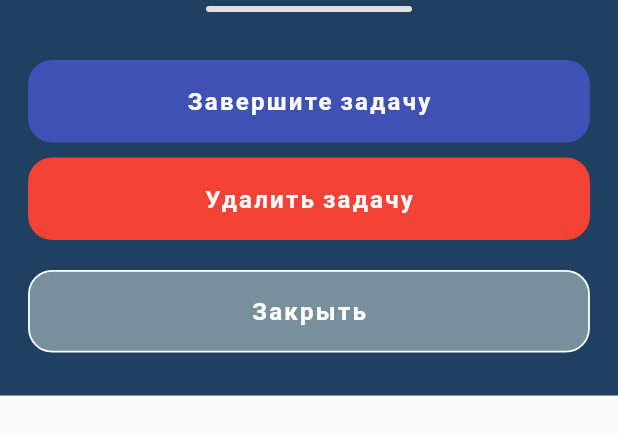
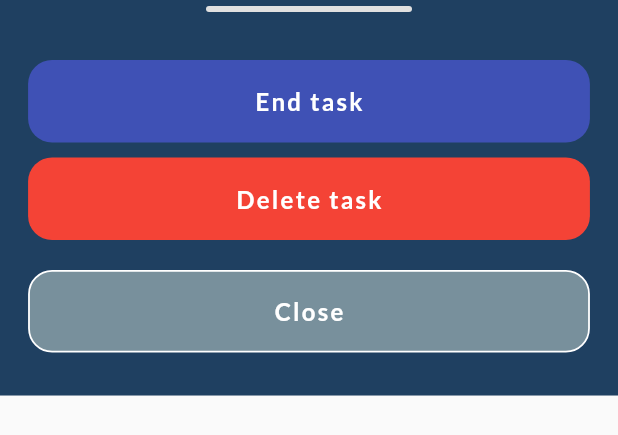
Before and after one commit to Sadid-USN/sqfLite, a Flutter app: the BottomSheetWidget widget shown alone on an empty page, opened directly with empty values, on a phone screen of 412 x 824 dp. Shown: the top 435 px of the screen. Run offline on Flutter 3.47's test engine with Material 2 defaults, Android fonts, the phone set to English and light mode, and no system bars; our stand-ins replace animated_text_kit, flutter_local_notifications, flutter_native_timezone, flutter_staggered_animations, freezed_annotation, get_storage and 5 more; missing offline and left inert: flutter_locales; accounts and stored records are empty; network calls fail.

```diff
--- a/lib/controllers/home_page_controller.dart
+++ b/lib/controllers/home_page_controller.dart
@@ -178,9 +178,9 @@ class HomePageController extends ChangeNotifier {
       initialEntryMode: TimePickerEntryMode.input,
       context: context,
       initialTime: TimeOfDay(
-          hour: int.parse(startTime.split(":")[0]),
-          minute: int.parse(startTime.split(":")[1].split(" ")[0]),
-        ),
+        hour: int.parse(startTime.split(":")[0]),
+        minute: int.parse(startTime.split(":")[1].split(" ")[0]),
+      ),
       // : TimeOfDay(
       //     hour: int.parse(startTime.split(":")[0]),
       //     minute: int.parse(startTime.split(":")[1].split(" ")[0]),
--- a/lib/screen/add_task_page.dart
+++ b/lib/screen/add_task_page.dart
@@ -93,11 +93,9 @@ class _AddTaskPageState extends State<AddTaskPage> {
                   hintText: dateFormat,
                   widget: IconButton(
                     onPressed: () {
-                      homeController.getDateFormat(context);
+                    //  homeController.getDateFormat(context);
                     },
-                    icon: const Icon(
-                      Icons.calendar_month,
-                    ),
+                    icon: const SizedBox(),
                   ),
                 ),
                 Row(
--- a/lib/widget/bottomsheet_widget.dart
+++ b/lib/widget/bottomsheet_widget.dart
@@ -46,19 +46,19 @@ class BottomSheetWidget extends StatelessWidget {
             BottomSheetButton(
               isTaskCompleted: task.isCompleted == 1 ? true : false,
               color: Colors.indigo,
-              title: "Завершите задачу",
+              title: "End task",
               onPressed: onTaskCompletedPressed,
             ),
             BottomSheetButton(
               color: Colors.red,
-              title: "Удалить задачу",
+              title: "Delete task",
               onPressed: onDeletePressed,
             ),
             const SizedBox(height: 10),
             BottomSheetButton(
               borderColor: Colors.white,
               color: Colors.blueGrey.shade400,
-              title: "Закрыть",
+              title: "Close",
               onPressed: onClosePressed,
             ),
 
--- a/pubspec.yaml
+++ b/pubspec.yaml
@@ -15,7 +15,7 @@ publish_to: 'none' # Remove this line if you wish to publish to pub.dev
 # In iOS, build-name is used as CFBundleShortVersionString while build-number used as CFBundleVersion.
 # Read more about iOS versioning at
 # https://developer.apple.com/library/archive/documentation/General/Reference/InfoPlistKeyReference/Articles/CoreFoundationKeys.html
-version: 1.0.3+18
+version: 1.0.4+18
 
 environment:
   sdk: ">=2.17.0-69.2.beta <3.0.0"
```
Also changed, not shown: lib/screen/home_page.dart (+5 -13 lines), 3 other files.
